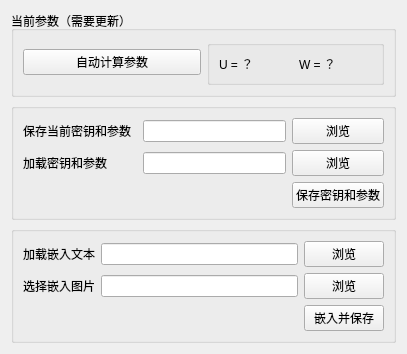
Before: the Qt Designer form gui/ui_design_files/server.ui in barryZZJ/RDH-EI_cqu, drawn with Qt 5.
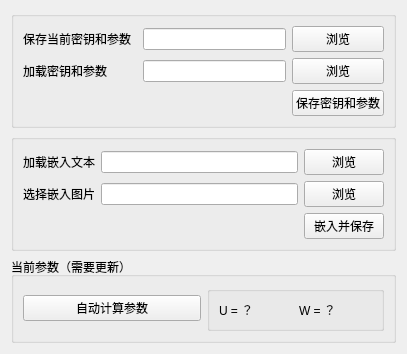
After: the same form once the commit is applied.

Diff of the .ui file:
```diff
--- a/gui/ui_design_files/server.ui
+++ b/gui/ui_design_files/server.ui
@@ -19,59 +19,6 @@
    <string>Form</string>
   </property>
   <layout class="QVBoxLayout" name="verticalLayout">
-   <item>
-    <widget class="QGroupBox" name="groupBox_conf">
-     <property name="title">
-      <string>当前参数（需要更新）</string>
-     </property>
-     <layout class="QGridLayout" name="gridLayout_3">
-      <item row="0" column="0">
-       <widget class="QPushButton" name="pushButton_calculate">
-        <property name="text">
-         <string>自动计算参数</string>
-        </property>
-       </widget>
-      </item>
-      <item row="0" column="1">
-       <widget class="QGroupBox" name="groupBox_3">
-        <property name="title">
-         <string/>
-        </property>
-        <layout class="QHBoxLayout" name="horizontalLayout">
-         <item>
-          <widget class="QLabel" name="label_U">
-           <property name="font">
-            <font>
-             <family>Microsoft YaHei UI</family>
-             <pointsize>9</pointsize>
-             <weight>50</weight>
-             <bold>false</bold>
-            </font>
-           </property>
-           <property name="text">
-            <string>U = ？</string>
-           </property>
-          </widget>
-         </item>
-         <item>
-          <widget class="QLabel" name="label_W">
-           <property name="font">
-            <font>
-             <family>Microsoft YaHei UI</family>
-             <pointsize>9</pointsize>
-            </font>
-           </property>
-           <property name="text">
-            <string>W = ？</string>
-           </property>
-          </widget>
-         </item>
-        </layout>
-       </widget>
-      </item>
-     </layout>
-    </widget>
-   </item>
    <item>
     <widget class="QGroupBox" name="groupBox_2">
      <property name="font">
@@ -201,6 +148,59 @@
      </layout>
     </widget>
    </item>
+   <item>
+    <widget class="QGroupBox" name="groupBox_conf">
+     <property name="title">
+      <string>当前参数（需要更新）</string>
+     </property>
+     <layout class="QGridLayout" name="gridLayout_3">
+      <item row="0" column="0">
+       <widget class="QPushButton" name="pushButton_calculate">
+        <property name="text">
+         <string>自动计算参数</string>
+        </property>
+       </widget>
+      </item>
+      <item row="0" column="1">
+       <widget class="QGroupBox" name="groupBox_3">
+        <property name="title">
+         <string/>
+        </property>
+        <layout class="QHBoxLayout" name="horizontalLayout">
+         <item>
+          <widget class="QLabel" name="label_U">
+           <property name="font">
+            <font>
+             <family>Microsoft YaHei UI</family>
+             <pointsize>9</pointsize>
+             <weight>50</weight>
+             <bold>false</bold>
+            </font>
+           </property>
+           <property name="text">
+            <string>U = ？</string>
+           </property>
+          </widget>
+         </item>
+         <item>
+          <widget class="QLabel" name="label_W">
+           <property name="font">
+            <font>
+             <family>Microsoft YaHei UI</family>
+             <pointsize>9</pointsize>
+            </font>
+           </property>
+           <property name="text">
+            <string>W = ？</string>
+           </property>
+          </widget>
+         </item>
+        </layout>
+       </widget>
+      </item>
+     </layout>
+    </widget>
+   </item>
   </layout>
  </widget>
  <resources/>
```
